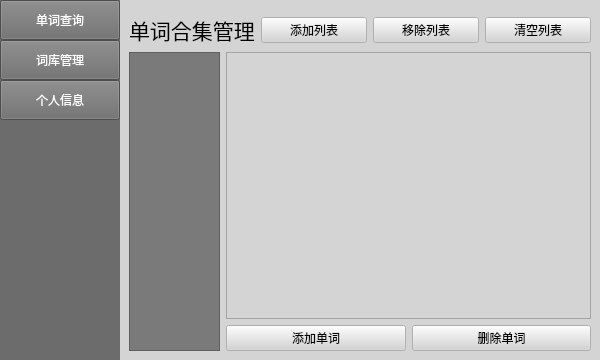
Before: the Qt Designer form mainwindow.ui in DaneJoe001/magic_box_of_vocabulary, drawn with Qt 5.
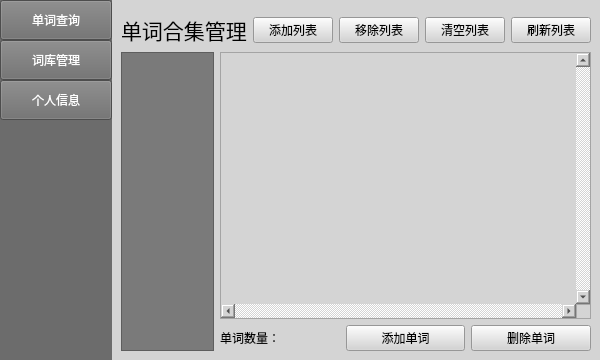
After: the same form once the commit is applied. Icons and pictures are not drawn.

Commit message: 添加单词库界面表格展示功能，修复单词加载相关bug

The edit to the form file:
```diff
--- a/mainwindow.ui
+++ b/mainwindow.ui
@@ -420,7 +420,7 @@
       </widget>
       <widget class="QWidget" name="pageWordManage">
        <property name="enabled">
-        <bool>false</bool>
+        <bool>true</bool>
        </property>
        <layout class="QHBoxLayout" name="horizontalLayout_13" stretch="0">
         <property name="spacing">
@@ -440,6 +440,9 @@
         </property>
         <item>
          <widget class="QWidget" name="widget_2" native="true">
+          <property name="enabled">
+           <bool>true</bool>
+          </property>
           <layout class="QVBoxLayout" name="verticalLayout_9">
            <item>
             <spacer name="verticalSpacer_18">
@@ -493,6 +496,13 @@
                </property>
               </widget>
              </item>
+             <item>
+              <widget class="QPushButton" name="TableRefresh">
+               <property name="text">
+                <string>刷新列表</string>
+               </property>
+              </widget>
+             </item>
             </layout>
            </item>
            <item>
@@ -514,10 +524,30 @@
              <item>
               <layout class="QVBoxLayout" name="verticalLayout_8">
                <item>
-                <widget class="QTableView" name="tableView"/>
+                <widget class="QTableWidget" name="tableWidget">
+                 <property name="verticalScrollBarPolicy">
+                  <enum>Qt::ScrollBarAlwaysOn</enum>
+                 </property>
+                 <property name="horizontalScrollBarPolicy">
+                  <enum>Qt::ScrollBarAlwaysOn</enum>
+                 </property>
+                 <property name="sizeAdjustPolicy">
+                  <enum>QAbstractScrollArea::AdjustToContents</enum>
+                 </property>
+                 <property name="cornerButtonEnabled">
+                  <bool>false</bool>
+                 </property>
+                </widget>
                </item>
                <item>
                 <layout class="QHBoxLayout" name="horizontalLayout_15">
+                 <item>
+                  <widget class="QLabel" name="WordQuantity">
+                   <property name="text">
+                    <string>单词数量：</string>
+                   </property>
+                  </widget>
+                 </item>
                  <item>
                   <widget class="QPushButton" name="pushButton_6">
                    <property name="text">
```
The commit also changes 6 other files.
